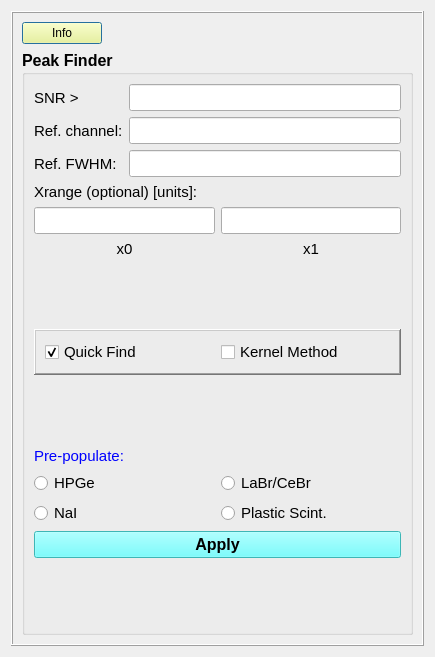
mauricioAyllon/NASA-gamma, file nasagamma/win_peak_find.ui: the form before one commit.
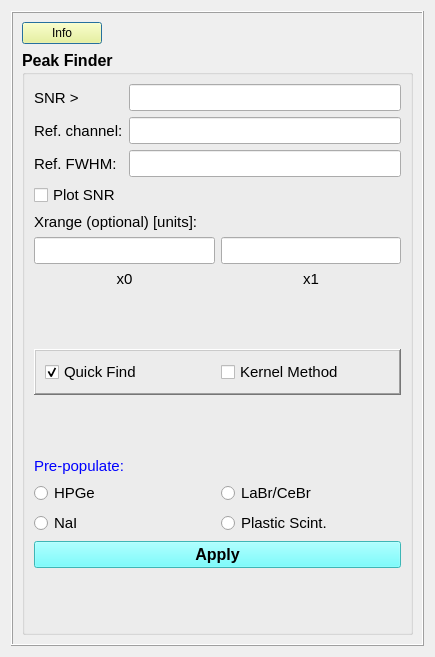
The form after the commit.

Commit message: Started working on advanced fitting routines. Added peak area analysis without fitting

Diff of the .ui file:
```diff
--- a/nasagamma/win_peak_find.ui
+++ b/nasagamma/win_peak_find.ui
@@ -77,7 +77,20 @@
          <bool>false</bool>
         </property>
         <layout class="QGridLayout" name="gridLayout_6">
-         <item row="1" column="0">
+         <item row="5" column="0">
+          <spacer name="verticalSpacer_3">
+           <property name="orientation">
+            <enum>Qt::Vertical</enum>
+           </property>
+           <property name="sizeHint" stdset="0">
+            <size>
+             <width>20</width>
+             <height>32</height>
+            </size>
+           </property>
+          </spacer>
+         </item>
+         <item row="2" column="0">
           <widget class="QLabel" name="label_units">
            <property name="font">
             <font>
@@ -91,46 +104,6 @@
            </property>
           </widget>
          </item>
-         <item row="3" column="1">
-          <spacer name="verticalSpacer_3">
-           <property name="orientation">
-            <enum>Qt::Vertical</enum>
-           </property>
-           <property name="sizeHint" stdset="0">
-            <size>
-             <width>20</width>
-             <height>32</height>
-            </size>
-           </property>
-          </spacer>
-         </item>
-         <item row="6" column="0">
-          <widget class="QLabel" name="label_8">
-           <property name="font">
-            <font>
-             <pointsize>11</pointsize>
-             <weight>50</weight>
-             <bold>false</bold>
-            </font>
-           </property>
-           <property name="text">
-            <string>&lt;html&gt;&lt;head/&gt;&lt;body&gt;&lt;p&gt;&lt;span style=&quot; color:#0000ff;&quot;&gt;Pre-populate:&lt;/span&gt;&lt;/p&gt;&lt;/body&gt;&lt;/html&gt;</string>
-           </property>
-          </widget>
-         </item>
-         <item row="5" column="0">
-          <spacer name="verticalSpacer">
-           <property name="orientation">
-            <enum>Qt::Vertical</enum>
-           </property>
-           <property name="sizeHint" stdset="0">
-            <size>
-             <width>20</width>
-             <height>32</height>
-            </size>
-           </property>
-          </spacer>
-         </item>
          <item row="0" column="0" colspan="3">
           <layout class="QGridLayout" name="gridLayout_4">
            <item row="0" column="0">
@@ -207,7 +180,7 @@
            </item>
           </layout>
          </item>
-         <item row="9" column="2">
+         <item row="11" column="2">
           <spacer name="verticalSpacer_2">
            <property name="orientation">
             <enum>Qt::Vertical</enum>
@@ -220,60 +193,34 @@
            </property>
           </spacer>
          </item>
-         <item row="4" column="0" colspan="3">
-          <widget class="QFrame" name="frame_2">
-           <property name="frameShape">
-            <enum>QFrame::WinPanel</enum>
+         <item row="8" column="0">
+          <widget class="QLabel" name="label_8">
+           <property name="font">
+            <font>
+             <pointsize>11</pointsize>
+             <weight>50</weight>
+             <bold>false</bold>
+            </font>
            </property>
-           <property name="frameShadow">
-            <enum>QFrame::Raised</enum>
+           <property name="text">
+            <string>&lt;html&gt;&lt;head/&gt;&lt;body&gt;&lt;p&gt;&lt;span style=&quot; color:#0000ff;&quot;&gt;Pre-populate:&lt;/span&gt;&lt;/p&gt;&lt;/body&gt;&lt;/html&gt;</string>
            </property>
-           <layout class="QGridLayout" name="gridLayout_2">
-            <item row="0" column="0">
-             <layout class="QGridLayout" name="gridLayout">
-              <item row="0" column="0">
-               <widget class="QCheckBox" name="checkBox_scipy">
-                <property name="font">
-                 <font>
-                  <pointsize>11</pointsize>
-                  <weight>50</weight>
-                  <bold>false</bold>
-                 </font>
-                </property>
-                <property name="text">
-                 <string>Quick Find</string>
-                </property>
-                <property name="checked">
-                 <bool>true</bool>
-                </property>
-                <property name="autoExclusive">
-                 <bool>true</bool>
-                </property>
-               </widget>
-              </item>
-              <item row="0" column="1">
-               <widget class="QCheckBox" name="checkBox_km">
-                <property name="font">
-                 <font>
-                  <pointsize>11</pointsize>
-                  <weight>50</weight>
-                  <bold>false</bold>
-                 </font>
-                </property>
-                <property name="text">
-                 <string>Kernel Method</string>
-                </property>
-                <property name="autoExclusive">
-                 <bool>true</bool>
-                </property>
-               </widget>
-              </item>
-             </layout>
-            </item>
-           </layout>
           </widget>
          </item>
-         <item row="2" column="0" colspan="3">
+         <item row="7" column="0">
+          <spacer name="verticalSpacer">
+           <property name="orientation">
+            <enum>Qt::Vertical</enum>
+           </property>
+           <property name="sizeHint" stdset="0">
+            <size>
+             <width>20</width>
+             <height>32</height>
+            </size>
+           </property>
+          </spacer>
+         </item>
+         <item row="3" column="0" colspan="3">
           <layout class="QGridLayout" name="gridLayout_5">
            <item row="0" column="0">
             <widget class="QLineEdit" name="edit_x0">
@@ -331,7 +278,7 @@
            </item>
           </layout>
          </item>
-         <item row="7" column="0" colspan="3">
+         <item row="9" column="0" colspan="3">
           <layout class="QGridLayout" name="gridLayout_3">
            <item row="0" column="0">
             <widget class="QRadioButton" name="radioButton_hpge">
@@ -415,7 +362,7 @@
            </item>
           </layout>
          </item>
-         <item row="8" column="0" colspan="3">
+         <item row="10" column="0" colspan="3">
           <widget class="QPushButton" name="button_kernel_apply">
            <property name="font">
             <font>
@@ -430,6 +377,73 @@
            </property>
           </widget>
          </item>
+         <item row="6" column="0" colspan="3">
+          <widget class="QFrame" name="frame_2">
+           <property name="frameShape">
+            <enum>QFrame::WinPanel</enum>
+           </property>
+           <property name="frameShadow">
+            <enum>QFrame::Raised</enum>
+           </property>
+           <layout class="QGridLayout" name="gridLayout_2">
+            <item row="0" column="0">
+             <layout class="QGridLayout" name="gridLayout">
+              <item row="0" column="0">
+               <widget class="QCheckBox" name="checkBox_scipy">
+                <property name="font">
+                 <font>
+                  <pointsize>11</pointsize>
+                  <weight>50</weight>
+                  <bold>false</bold>
+                 </font>
+                </property>
+                <property name="text">
+                 <string>Quick Find</string>
+                </property>
+                <property name="checked">
+                 <bool>true</bool>
+                </property>
+                <property name="autoExclusive">
+                 <bool>true</bool>
+                </property>
+               </widget>
+              </item>
+              <item row="0" column="1">
+               <widget class="QCheckBox" name="checkBox_km">
+                <property name="font">
+                 <font>
+                  <pointsize>11</pointsize>
+                  <weight>50</weight>
+                  <bold>false</bold>
+                 </font>
+                </property>
+                <property name="text">
+                 <string>Kernel Method</string>
+                </property>
+                <property name="autoExclusive">
+                 <bool>true</bool>
+                </property>
+               </widget>
+              </item>
+             </layout>
+            </item>
+           </layout>
+          </widget>
+         </item>
+         <item row="1" column="0">
+          <widget class="QCheckBox" name="checkBox_SNR">
+           <property name="font">
+            <font>
+             <pointsize>11</pointsize>
+             <weight>50</weight>
+             <bold>false</bold>
+            </font>
+           </property>
+           <property name="text">
+            <string>Plot SNR</string>
+           </property>
+          </widget>
+         </item>
         </layout>
        </widget>
       </item>
```
Left out of the diff: 38 changed lines with no effect on the pictures. The commit also changes 3 other files.
